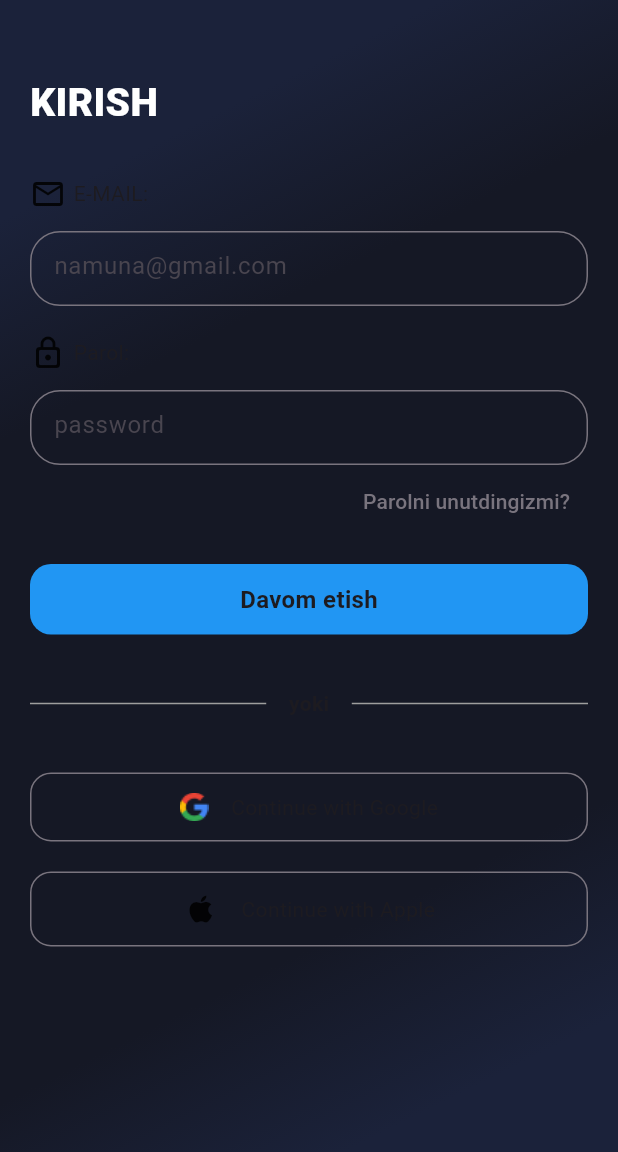
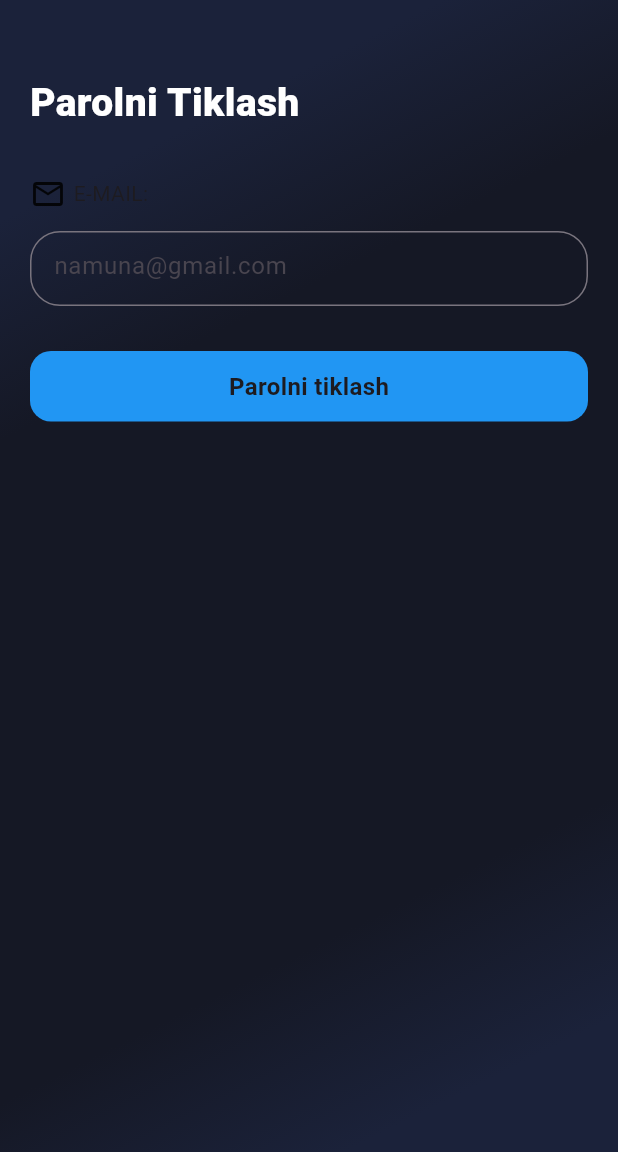
Before and after one commit to nurmuhammad0126/chat_darsturi, a Flutter app: the LoginScreen screen opened by its route, after a tap on "Parolni unutdingizmi?", on a phone screen of 412 x 824 dp. Shown: the top 1152 px of the screen. Run offline on Flutter 3.47's test engine with Material 3 defaults, Android fonts, the phone set to English and light mode, and no system bars; our stand-ins replace adaptive_theme, dotted_border, firebase_core, flutter_svg, go_router, shared_preferences; accounts and stored records are empty.

Commit message:
on bourding qoldi

```diff
--- a/lib/core/router/app_roter.dart
+++ b/lib/core/router/app_roter.dart
@@ -1,3 +1,5 @@
+import 'package:chat_dasturi/features/authentication/presentation/pages/forget_pasword.dart';
+import 'package:chat_dasturi/features/chat/presentation/pages/in_chat_screen.dart';
 import 'package:chat_dasturi/features/main_screen.dart';
 import 'package:chat_dasturi/features/photo_screen/presentation/peges/photo_screen.dart';
 import 'package:go_router/go_router.dart';
@@ -10,7 +12,7 @@ import 'app_route_name.dart';
 
 class AppRouter {
   static final GoRouter router = GoRouter(
-    initialLocation: AppRouteNames.register,
+    initialLocation: AppRouteNames.chat,
     routes: [
       GoRoute(
         path: AppRouteNames.splash,
@@ -43,6 +45,17 @@ class AppRouter {
         name: AppRouteNames.photo,
         builder: (context, state) => const PhotoScreen(),
       ),
+      GoRoute(
+        path: AppRouteNames.forgetPaswrod,
+        name: AppRouteNames.forgetPaswrod,
+        builder: (context, state) => const ForgetPasword(),
+      ),
+
+      GoRoute(
+        path: AppRouteNames.inChat,
+        name: AppRouteNames.inChat,
+        builder: (context, state) => const InChatScreen(),
+      ),
     ],
   );
 }
--- a/lib/core/router/app_route_name.dart
+++ b/lib/core/router/app_route_name.dart
@@ -5,5 +5,9 @@ class AppRouteNames {
   static const String chat = '/chat';
   static const String main = '/main';
   static const String photo = '/photo';
+  static const String forgetPaswrod = '/forgetPassword';
+  static const String inChat = '/inChat';
+
+
 
 }
--- /dev/null
+++ b/lib/features/authentication/presentation/pages/forget_pasword.dart
@@ -0,0 +1,135 @@
+import 'package:chat_dasturi/core/extensions/widget_extension.dart';
+import 'package:chat_dasturi/core/functions/validators.dart';
+import 'package:chat_dasturi/core/router/app_route_name.dart';
+import 'package:chat_dasturi/features/authentication/view_model/auth_view_model.dart';
+import 'package:flutter/material.dart';
+import 'package:go_router/go_router.dart';
+import 'package:provider/provider.dart';
+
+import '../widgets/custom_textfield.dart';
+
+class ForgetPasword extends StatefulWidget {
+  const ForgetPasword({super.key});
+
+  @override
+  State<ForgetPasword> createState() => _LoginScreenState();
+}
+
+class _LoginScreenState extends State<ForgetPasword> {
+  final TextEditingController _emailController = TextEditingController();
+
+  void resetPassword() async {
+    final viewModel = context.read<AuthViewModel>();
+    final email = _emailController.text.trim();
+
+    final validationMessage = emailValidator(email);
+    if (validationMessage != null) {
+      ScaffoldMessenger.of(context).showSnackBar(
+        SnackBar(content: Text(validationMessage), backgroundColor: Colors.red),
+      );
+      return;
+    }
+
+    final success = await viewModel.sendPasswordReset(email);
+
+    if (!mounted) return;
+
+    if (success) {
+      ScaffoldMessenger.of(context).showSnackBar(
+        const SnackBar(
+          content: Text("Parolni tiklash havolasi emailingizga yuborildi."),
+          backgroundColor: Colors.green,
+        ),
+      );
+      context.go(AppRouteNames.login);
+    } else {
+      ScaffoldMessenger.of(context).showSnackBar(
+        const SnackBar(
+          content: Text("Parolni tiklashda xatolik yuz berdi."),
+          backgroundColor: Colors.red,
+        ),
+      );
+    }
+  }
+
+  @override
+  Widget build(BuildContext context) {
+    return Scaffold(
+      body: Container(
+        width: double.infinity,
+        height: double.infinity,
+        padding: EdgeInsets.all(20),
+        decoration: BoxDecoration(
+          boxShadow: [
+            BoxShadow(offset: Offset(0, 4), blurRadius: 4, spreadRadius: 0),
+          ],
+          gradient: LinearGradient(
+            colors: [
+              Color(0xFF1B223A),
+              Color(0xFF1B223A),
+              Color(0xFF151825),
+              Color(0xFF151825),
+              Color(0xFF151825),
+              Color(0xFF151825),
+              Color(0xFF1B223A),
+              Color(0xFF1B223A),
+            ],
+
+            begin: Alignment.topLeft,
+            end: Alignment.bottomRight,
+            // stops: [0.0, 0.2, 0.4, 0.6, 0.8, 1.0],
+          ),
+        ),
+        child: Column(
+          children: [
+            30.height,
+            Align(
+              alignment: Alignment.topLeft,
+              child: Text(
+                'Parolni Tiklash',
+                style: TextStyle(
+                  color: Colors.white,
+                  fontWeight: FontWeight.w900,
+                  fontSize: 26,
+                ),
+              ),
+            ),
+            30.height,
+            Row(
+              spacing: 5,
+              children: [Icon(Icons.mail_outline), Text('E-MAIL:')],
+            ),
+            13.height,
+            SizedBox(
+              height: 50,
+              child: CustomFormFieldWidget(
+                controller: _emailController,
+                validator: emailValidator,
+                hintText: "namuna@gmail.com",
+              ),
+            ),
+
+            30.height,
+            GestureDetector(
+              onTap: resetPassword,
+              child: Container(
+                padding: EdgeInsets.symmetric(horizontal: 77, vertical: 12),
+                width: double.infinity,
+                decoration: BoxDecoration(
+                  color: Colors.blue,
+                  borderRadius: BorderRadius.circular(14),
+                ),
+                child: Center(
+                  child: Text(
+                    'Parolni tiklash',
+                    style: TextStyle(fontSize: 16, fontWeight: FontWeight.bold),
+                  ),
+                ),
+              ),
+            ),
+          ],
+        ),
+      ),
+    );
+  }
+}
--- a/lib/features/authentication/presentation/pages/login_screen.dart
+++ b/lib/features/authentication/presentation/pages/login_screen.dart
@@ -160,7 +160,9 @@ class _LoginScreenState extends State<LoginScreen> {
               mainAxisAlignment: MainAxisAlignment.end,
               children: [
                 TextButton(
-                  onPressed: () {},
+                  onPressed: () {
+                    context.go(AppRouteNames.forgetPaswrod);
+                  },
                   child: Text(
                     'Parolni unutdingizmi?',
                     style: TextStyle(color: borderColor),
@@ -181,6 +183,26 @@ class _LoginScreenState extends State<LoginScreen> {
                 child: Center(
                   child: Text(
                     'Davom etish',
+                    style: TextStyle(fontSize: 16, fontWeight: FontWeight.bold),
+                  ),
+                ),
+              ),
+            ),
+            35.height,
+            GestureDetector(
+              onTap: () {
+                context.go(AppRouteNames.register);
+              },
+              child: Container(
+                padding: EdgeInsets.symmetric(horizontal: 77, vertical: 12),
+                width: double.infinity,
+                decoration: BoxDecoration(
+                  color: Colors.blue,
+                  borderRadius: BorderRadius.circular(14),
+                ),
+                child: Center(
+                  child: Text(
+                    "Ro'yhatdan o'tish",
                     style: TextStyle(fontSize: 16, fontWeight: FontWeight.bold),
                   ),
                 ),
--- a/lib/features/authentication/presentation/widgets/custom_textfield.dart
+++ b/lib/features/authentication/presentation/widgets/custom_textfield.dart
@@ -5,8 +5,8 @@ class CustomFormFieldWidget extends StatelessWidget {
   final String hintText;
   final TextInputType keyboardType;
   final bool obscureText;
-  final Icon? prefixIcon;
-  final Icon? suffixIcon;
+  final Widget? prefixIcon;
+  final Widget? suffixIcon;
   final String? Function(String?)? validator;
 
   const CustomFormFieldWidget({
--- a/lib/features/chat/presentation/pages/chat_screen.dart
+++ b/lib/features/chat/presentation/pages/chat_screen.dart
@@ -1,5 +1,7 @@
+import 'package:chat_dasturi/core/router/app_route_name.dart';
 import 'package:flutter/material.dart';
 import 'package:flutter_svg/svg.dart';
+import 'package:go_router/go_router.dart';
 
 import '../../../../core/assets/app_images.dart';
 import '../../../authentication/presentation/widgets/custom_textfield.dart';
@@ -56,6 +58,9 @@ class _ChatScreenState extends State<ChatScreen> {
                 itemCount: 5,
                 itemBuilder: (context, index) {
                   return ListTile(
+                    onTap: () {
+                      context.push(AppRouteNames.inChat);
+                    },
                     leading: Icon(Icons.person),
                     title: Text(
                       'Smith Mathew',
```
Also changed, not shown: lib/features/chat/presentation/pages/in_chat_screen.dart (+86 -1 lines), lib/features/profile/presentation/pages/profile_screen.dart (+13 -1 lines).
